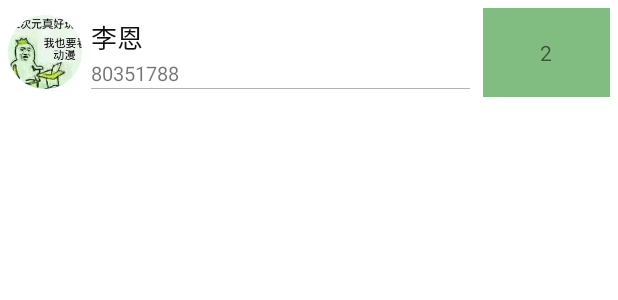
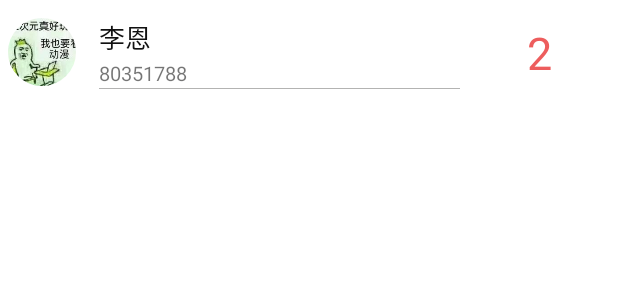
Before and after one commit to laosan-lien/LottoryApp, an Android app: the layout luck_dog_item_with_prob.xml on its own in the app's theme, with its tools: preview values and no code run, on a phone screen of 412 x 824 dp. Shown: the top 300 px of the screen. Run offline under Robolectric (Android 15) with nearby library versions, the phone set to English and light mode, and no system bars.

Commit message:
Optimize winning probability display

```diff
--- a/app/src/main/res/layout/luck_dog_item_with_prob.xml
+++ b/app/src/main/res/layout/luck_dog_item_with_prob.xml
@@ -9,8 +9,8 @@
 
     <com.loasan.lucky.ui.RoundImageView
         android:id="@+id/headPortrait"
-        android:layout_width="50dp"
-        android:layout_height="50dp"
+        android:layout_width="45dp"
+        android:layout_height="45dp"
         android:layout_gravity="center"
         android:src="@drawable/look_head" />
 
@@ -19,6 +19,7 @@
         android:layout_height="match_parent"
         android:layout_weight="3"
         android:layout_margin="5dp"
+        android:paddingStart="10dp"
         android:orientation="vertical">
 
 
@@ -54,9 +55,10 @@
         android:id="@+id/weightNum"
         android:layout_width="0dp"
         android:layout_height="match_parent"
-        android:layout_marginLeft="3dp"
+        android:layout_margin="5dp"
+        android:textSize="30dp"
         android:layout_weight="1"
-        android:background="#81BD81"
+        android:textColor="#ED5D5D"
         android:gravity="center"
         android:orientation="vertical"
         android:text="2" />
```
